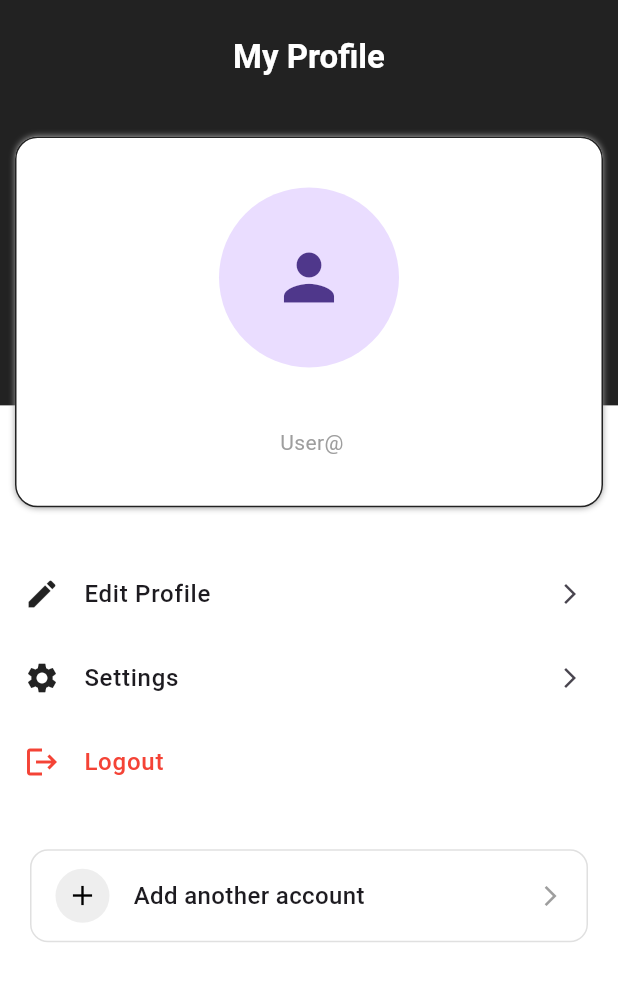
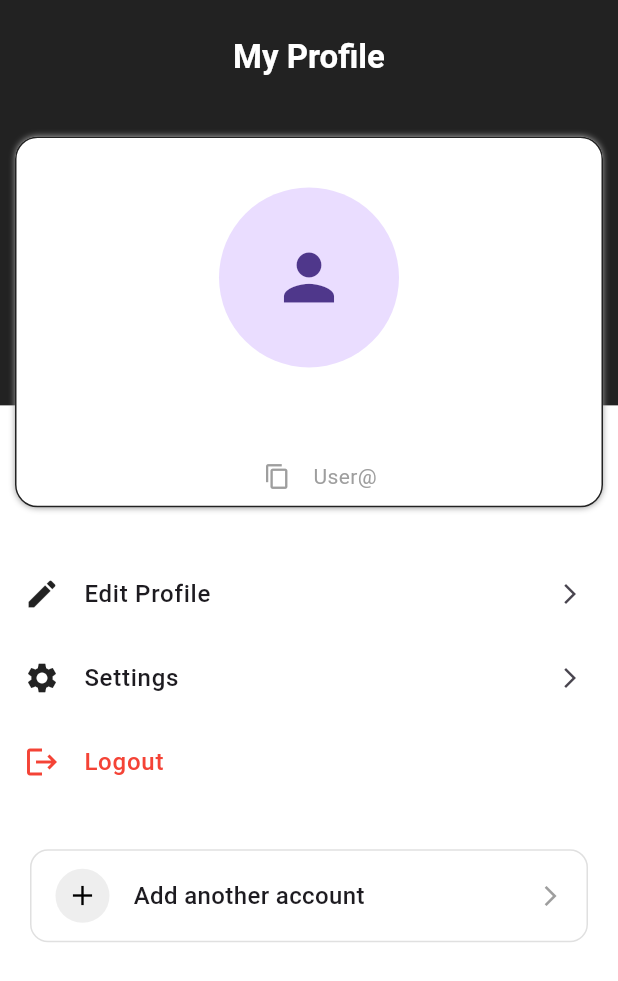
Before and after one commit to Hari3614/SVAREIGN, a Flutter app: the ProfileScreen screen opened directly, on a phone screen of 412 x 824 dp. Shown: the top 981 px of the screen. Run offline on Flutter 3.47's test engine with Material 3 defaults, Android fonts, the phone set to English and light mode, and no system bars; our stand-ins replace animated_splash_screen, cloud_firestore, firebase_auth, firebase_core, firebase_storage, geolocator and 3 more; accounts and stored records are empty.

Commit message:
profile image

```diff
--- a/lib/model/customer/user_model.dart
+++ b/lib/model/customer/user_model.dart
@@ -19,4 +19,6 @@ class UserModel {
       phone: data['phone'] ?? '',
     );
   }
+
+  get imageUrl => null;
 }
--- a/lib/view/screens/profilescreen/profile_helpers.dart
+++ b/lib/view/screens/profilescreen/profile_helpers.dart
@@ -1,5 +1,9 @@
+import 'dart:io';
+
 import 'package:firebase_auth/firebase_auth.dart';
 import 'package:flutter/material.dart';
+import 'package:flutter/services.dart';
+import 'package:image_picker/image_picker.dart';
 import 'package:provider/provider.dart';
 import 'package:svareign/view/screens/Authentication/loginscreen/loginscreen.dart';
 import 'package:svareign/viewmodel/customer/profile_view_model.dart';
@@ -48,19 +52,38 @@ class ProfileWidget extends StatelessWidget {
                   boxShadow: [BoxShadow(color: Colors.grey, blurRadius: 3)],
                   border: Border.all(color: Colors.black87),
                 ),
-                child: Stack(
-                  alignment: Alignment.topCenter,
-                  children: [
-                    Column(
+                child: Column(
                   crossAxisAlignment: CrossAxisAlignment.center,
-                      //mainAxisAlignment: MainAxisAlignment.center,
                   children: [
                     SizedBox(height: height * 0.04),
-                        CircleAvatar(
+                    GestureDetector(
+                      onTap: () async {
+                        final picker = ImagePicker();
+                        final pickedFile = await picker.pickImage(
+                          source: ImageSource.gallery,
+                          imageQuality: 70,
+                        );
+                        if (pickedFile != null && fullphonenumber != null) {
+                          final imageFile = File(pickedFile.path);
+                          await ProfileviewModeldata.updateProfileImage(
+                            fullphonenumber,
+                            imageFile,
+                          );
+                        }
+                      },
+                      child: CircleAvatar(
                         radius: 60,
-                          child: Icon(Icons.person, size: 50),
-                        ), // User Name
-                        Spacer(),
+                        backgroundImage:
+                            user?.imageUrl != null
+                                ? NetworkImage(user!.imageUrl!)
+                                : null,
+                        child:
+                            user?.imageUrl == null
+                                ? const Icon(Icons.person, size: 50)
+                                : null,
+                      ),
+                    ),
+                    SizedBox(height: 10),
                     Text(
                       user?.name ?? "Unknown",
                       style: TextStyle(
@@ -68,16 +91,24 @@ class ProfileWidget extends StatelessWidget {
                         fontWeight: FontWeight.bold,
                       ),
                     ),
-                        Spacer(),
-
-                        // User ID
-                        const SizedBox(height: 6),
+                    SizedBox(height: 10),
+                    Row(
+                      mainAxisAlignment: MainAxisAlignment.center,
+                      children: [
+                        IconButton(
+                          icon: Icon(Icons.copy, size: 18, color: Colors.grey),
+                          onPressed: () {
+                            final uidText = "User@${user?.uid ?? '1234'}";
+                            Clipboard.setData(ClipboardData(text: uidText));
+                            ScaffoldMessenger.of(context).showSnackBar(
+                              SnackBar(content: Text('Copied to clipboard')),
+                            );
+                          },
+                        ),
                         Text(
-                          " User@${user?.uid}" ?? "1234",
+                          "User@${user?.uid ?? '1234'}",
                           style: TextStyle(fontSize: 14, color: Colors.grey),
                         ),
-
-                        const SizedBox(height: 32),
                       ],
                     ),
                   ],
--- a/pubspec.yaml
+++ b/pubspec.yaml
@@ -43,6 +43,8 @@ dependencies:
   provider: ^6.1.4
   cloud_firestore: ^5.6.6
   firebase_auth: ^5.5.2
+  image_picker: ^1.1.2
+  firebase_storage: ^12.4.5
 
 dev_dependencies:
   flutter_test:
```
Also changed, not shown: lib/viewmodel/customer/profile_view_model.dart (+37 -8 lines), pubspec.lock, 5 other files. Lines whose indentation alone changed are shown as unchanged.
